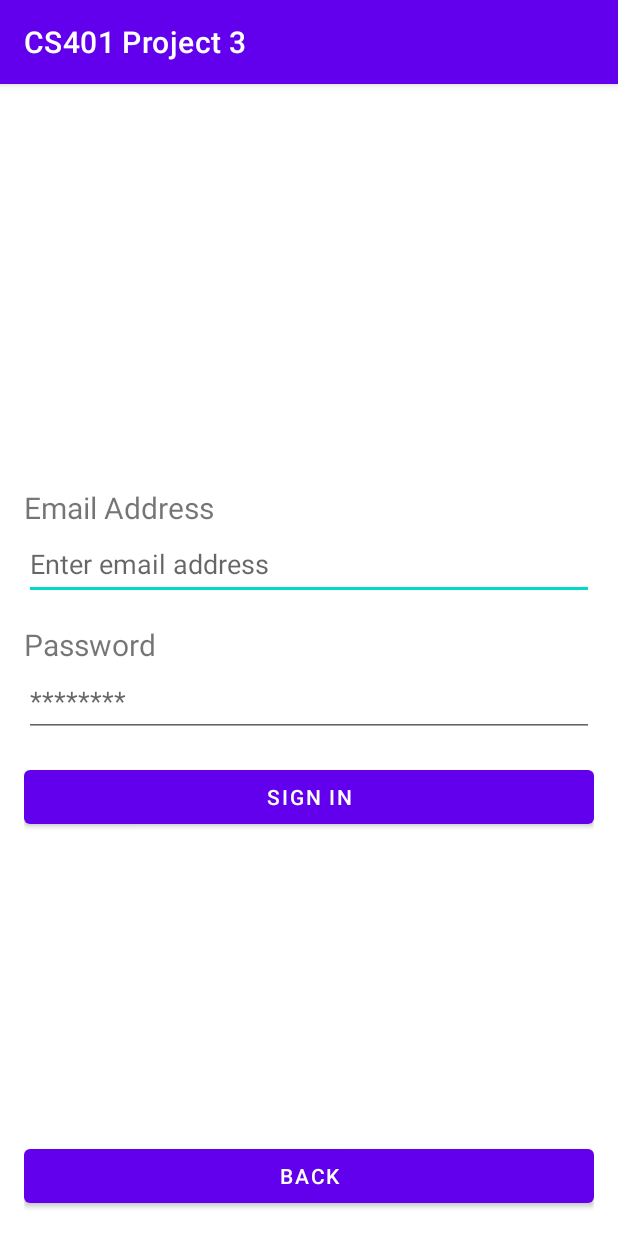
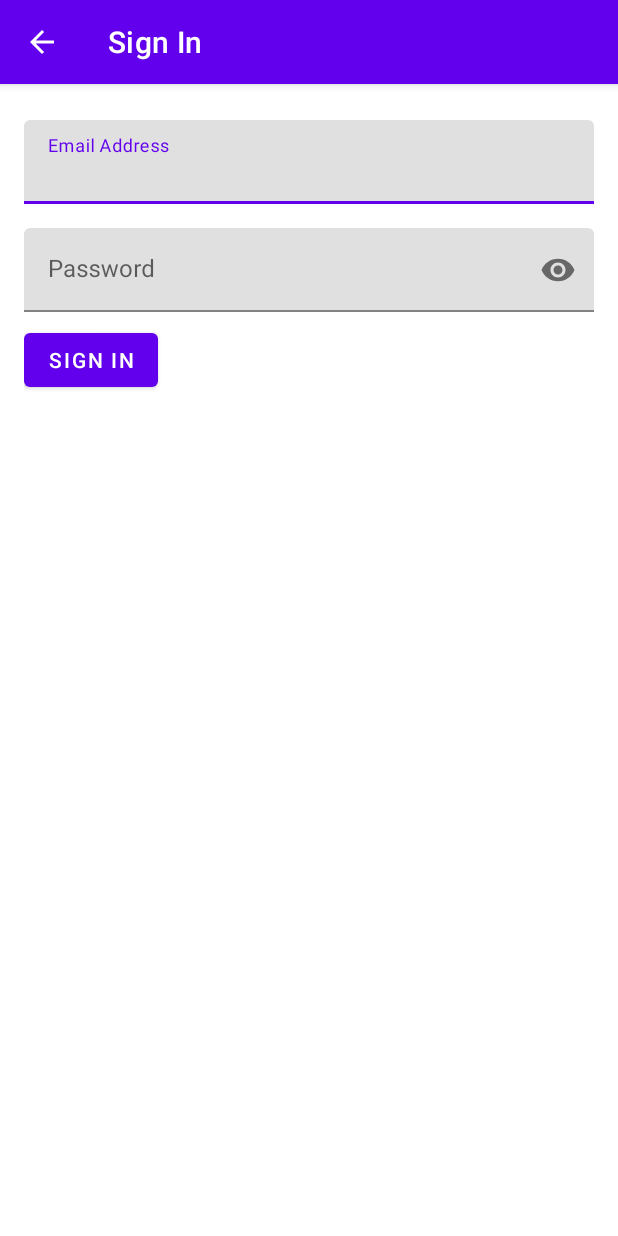
Before and after one commit to LordArugula/CS401-Project-3, an Android app: the LoginActivity screen opened directly, with no data from a screen before it, after a tap on "SIGN IN", on a phone screen of 412 x 824 dp. Run offline under Robolectric (Android 15) with nearby library versions, the phone set to English and light mode, and no system bars; our stand-ins replace Firebase (no records; nobody signed in at launch, a user with empty details on screens opened directly).

Commit message:
Updated LoginActivity

```diff
--- a/app/src/main/java/com/group1/project3/LoginActivity.java
+++ b/app/src/main/java/com/group1/project3/LoginActivity.java
@@ -1,66 +1,66 @@
 package com.group1.project3;
 
-import androidx.annotation.NonNull;
-import androidx.appcompat.app.AppCompatActivity;
-
-import android.content.Intent;
 import android.os.Bundle;
+import android.view.MenuItem;
 import android.view.View;
+import android.widget.Button;
 import android.widget.EditText;
 import android.widget.Toast;
 
-import com.google.android.gms.tasks.OnCompleteListener;
+import androidx.annotation.NonNull;
+import androidx.appcompat.app.ActionBar;
+import androidx.appcompat.app.AppCompatActivity;
+
 import com.google.android.gms.tasks.Task;
 import com.google.firebase.auth.AuthResult;
-import com.google.firebase.auth.FirebaseAuth;
-import com.google.firebase.auth.FirebaseUser;
+import com.group1.project3.util.FirebaseUtil;
 
 public class LoginActivity extends AppCompatActivity {
 
-    private FirebaseAuth auth;
-
-    private EditText emailText;
-    private EditText passwordText;
+    private EditText input_email;
+    private EditText input_password;
 
     @Override
     protected void onCreate(Bundle savedInstanceState) {
         super.onCreate(savedInstanceState);
         setContentView(R.layout.activity_login);
 
-        auth = FirebaseAuth.getInstance();
+        input_email = findViewById(R.id.login_input_email);
+        input_password = findViewById(R.id.login_input_password);
 
-        emailText = findViewById(R.id.login_text_emailAddress);
-        passwordText = findViewById(R.id.login_text_password);
+        Button button_signIn = findViewById(R.id.login_button_signUp);
+        button_signIn.setOnClickListener(this::onClickSignInButton);
+
+        ActionBar actionBar = getSupportActionBar();
+        actionBar.setTitle(R.string.login_title);
+        actionBar.setDisplayHomeAsUpEnabled(true);
     }
 
-    public void toMainMenu(View view) {
-        Intent intent = new Intent(this, MainActivity.class);
-        startActivity(intent);
+    /**
+     * OnClick callback for the sign in button.
+     * Signs the user in.
+     *
+     * @param view the button that was clicked on.
+     */
+    private void onClickSignInButton(View view) {
+        signIn()
+                .addOnSuccessListener(authResult -> finish())
+                .addOnFailureListener(exception -> Toast.makeText(LoginActivity.this, exception.getMessage(), Toast.LENGTH_SHORT).show());
     }
 
-    public void signIn(View view) {
-        String email = emailText.getText().toString().trim();
-        String password = passwordText.getText().toString();
-
-        auth.signInWithEmailAndPassword(email, password)
-                .addOnCompleteListener(this, new OnCompleteListener<AuthResult>() {
-                    @Override
-                    public void onComplete(@NonNull Task<AuthResult> task) {
-                        if (task.isSuccessful()) {
-                            // Sign in success, update UI with the signed-in user's information
-                            FirebaseUser user = auth.getCurrentUser();
-                            launchProjectMenuActivity();
-                        } else {
-                            // If sign in fails, display a message to the user.
-                            Toast.makeText(LoginActivity.this, "Invalid email address or password.", Toast.LENGTH_SHORT)
-                                    .show();
-                        }
-                    }
-                });
+    @Override
+    public boolean onOptionsItemSelected(@NonNull MenuItem item) {
+        if (item.getItemId() == android.R.id.home) {
+            finish();
+            return true;
+        }
+        return super.onOptionsItemSelected(item);
     }
 
-    private void launchProjectMenuActivity() {
-        Intent intent = new Intent(this, ProjectMenuActivity.class);
-        startActivity(intent);
+    private Task<AuthResult> signIn() {
+        String email = input_email.getText().toString().trim();
+        String password = input_password.getText().toString();
+
+        return FirebaseUtil.signIn(email, password);
     }
 }
--- a/app/src/main/res/layout/activity_login.xml
+++ b/app/src/main/res/layout/activity_login.xml
@@ -1,70 +1,47 @@
 <?xml version="1.0" encoding="utf-8"?>
-<androidx.constraintlayout.widget.ConstraintLayout xmlns:android="http://schemas.android.com/apk/res/android"
+<LinearLayout xmlns:android="http://schemas.android.com/apk/res/android"
     xmlns:app="http://schemas.android.com/apk/res-auto"
-    xmlns:tools="http://schemas.android.com/tools"
     android:layout_width="match_parent"
     android:layout_height="match_parent"
-    android:padding="@dimen/main_padding"
-    tools:context=".LoginActivity">
+    android:orientation="vertical"
+    android:padding="@dimen/main_padding">
 
-    <LinearLayout
-        android:layout_width="match_parent"
-        android:layout_height="match_parent"
-        android:gravity="center"
-        android:orientation="vertical"
-        app:layout_constraintBottom_toBottomOf="parent"
-        app:layout_constraintEnd_toEndOf="parent"
-        app:layout_constraintStart_toStartOf="parent"
-        app:layout_constraintTop_toTopOf="parent">
-
-        <TextView
-            android:id="@+id/login_label_emailAddress"
+    <com.google.android.material.textfield.TextInputLayout
         android:layout_width="match_parent"
         android:layout_height="wrap_content"
-            android:text="@string/login_label_emailAddress"
-            android:textSize="@dimen/label_textSize" />
+        android:layout_marginVertical="8dp"
+        android:hint="@string/login_input_hint_email"
+        app:endIconMode="clear_text">
 
-        <EditText
-            android:id="@+id/login_text_emailAddress"
+        <com.google.android.material.textfield.TextInputEditText
+            android:id="@+id/login_input_email"
             android:layout_width="match_parent"
             android:layout_height="wrap_content"
-            android:layout_marginBottom="@dimen/main_bottomMargin"
             android:autofillHints="emailAddress"
-            android:hint="@string/login_hint_emailAddress"
-            android:inputType="textEmailAddress"
-            android:minHeight="@dimen/editText_text_minHeight" />
+            android:inputType="textEmailAddress" />
 
-        <TextView
-            android:id="@+id/login_label_password"
+    </com.google.android.material.textfield.TextInputLayout>
+
+    <com.google.android.material.textfield.TextInputLayout
         android:layout_width="match_parent"
         android:layout_height="wrap_content"
-            android:text="@string/login_label_password"
-            android:textSize="@dimen/label_textSize" />
+        android:layout_marginVertical="8dp"
+        android:hint="@string/login_input_hint_password"
+        app:endIconMode="password_toggle">
 
-        <EditText
-            android:id="@+id/login_text_password"
+        <com.google.android.material.textfield.TextInputEditText
+            android:id="@+id/login_input_password"
             android:layout_width="match_parent"
             android:layout_height="wrap_content"
-            android:layout_marginBottom="@dimen/main_bottomMargin"
             android:autofillHints="password"
-            android:hint="@string/login_hint_password"
-            android:inputType="textPassword"
-            android:minHeight="@dimen/editText_text_minHeight" />
+            android:inputType="textPassword" />
 
-        <Button
-            android:id="@+id/login_submit_button"
-            android:layout_width="match_parent"
+    </com.google.android.material.textfield.TextInputLayout>
+
+    <com.google.android.material.button.MaterialButton
+        android:id="@+id/login_button_signUp"
+        android:layout_width="wrap_content"
         android:layout_height="wrap_content"
-            android:onClick="signIn"
-            android:text="@string/login_button_submit" />
+        android:text="@string/login_button_text_signIn" />
 
 </LinearLayout>
-
-    <Button
-        android:id="@+id/login_back_button"
-        android:layout_width="match_parent"
-        android:layout_height="wrap_content"
-        android:onClick="toMainMenu"
-        android:text="@string/login_button_back"
-        app:layout_constraintBottom_toBottomOf="parent" />
-</androidx.constraintlayout.widget.ConstraintLayout>
--- a/app/src/main/res/values/strings.xml
+++ b/app/src/main/res/values/strings.xml
@@ -13,12 +13,6 @@
     <string name="register_hint_password">********</string>
     <string name="register_button_text">Sign up</string>
     <string name="register_button_back">Back</string>
-    <string name="login_label_emailAddress">Email Address</string>
-    <string name="login_label_password">Password</string>
-    <string name="login_hint_emailAddress">Enter email address</string>
-    <string name="login_hint_password">********</string>
-    <string name="login_button_submit">Sign in</string>
-    <string name="login_button_back">Back</string>
     <string name="userName_hint_text">Enter username</string>
     <string name="save_button_text">Save</string>
     <string name="changePassword_button_text">Change Password</string>
@@ -27,6 +21,11 @@
     <string name="label_profile"><b>Profile</b></string>
     <string name="label_changePassword"><b>Change Password</b></string>
     <string name="main_title">Project Management Tool</string>
+
+    <string name="login_title">Sign In</string>
+    <string name="login_input_hint_email">Email Address</string>
+    <string name="login_input_hint_password">Password</string>
+    <string name="login_button_text_signIn">Sign In</string>
 
     <string name="profile_title">Account</string>
     <string name="profile_section_profile">Profile</string>
```
Lines whose indentation alone changed are shown as unchanged.
